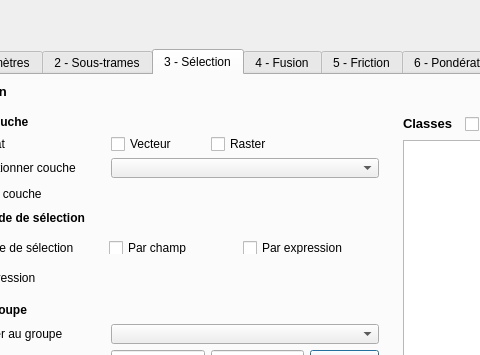
This is BioDispersal_dialog_base.ui in MathieuChailloux/BioDispersal as Qt 5 draws it before an edit; both pictures show x 85 to 565 and y 0 to 355 of the 924 by 708 pixel window. The edited form follows.
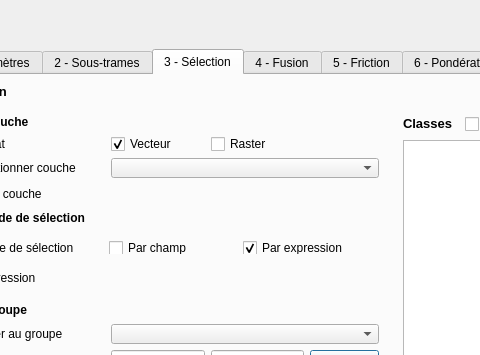
This is the edited form. The open tabs and pages were chosen to show the change. Icons and pictures are not drawn. Custom widgets are drawn as their Qt base class.

What changed in the file:
```diff
--- a/BioDispersal_dialog_base.ui
+++ b/BioDispersal_dialog_base.ui
@@ -796,6 +796,9 @@
                        <property name="text">
                         <string>Vecteur</string>
                        </property>
+                       <property name="checked">
+                        <bool>true</bool>
+                       </property>
                       </widget>
                      </item>
                      <item row="1" column="2" colspan="2">
@@ -986,6 +989,9 @@
                            <property name="text">
                             <string>Par expression</string>
                            </property>
+                           <property name="checked">
+                            <bool>true</bool>
+                           </property>
                           </widget>
                          </item>
                         </layout>
```
Left out of the diff: 13 changed lines with no effect on the pictures.
